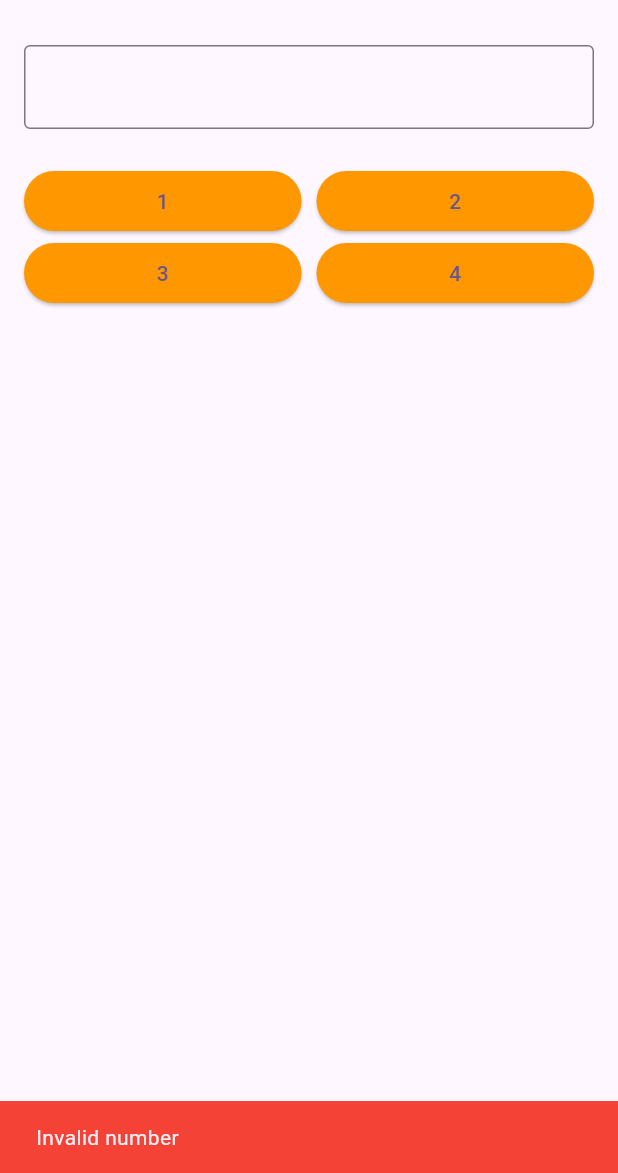
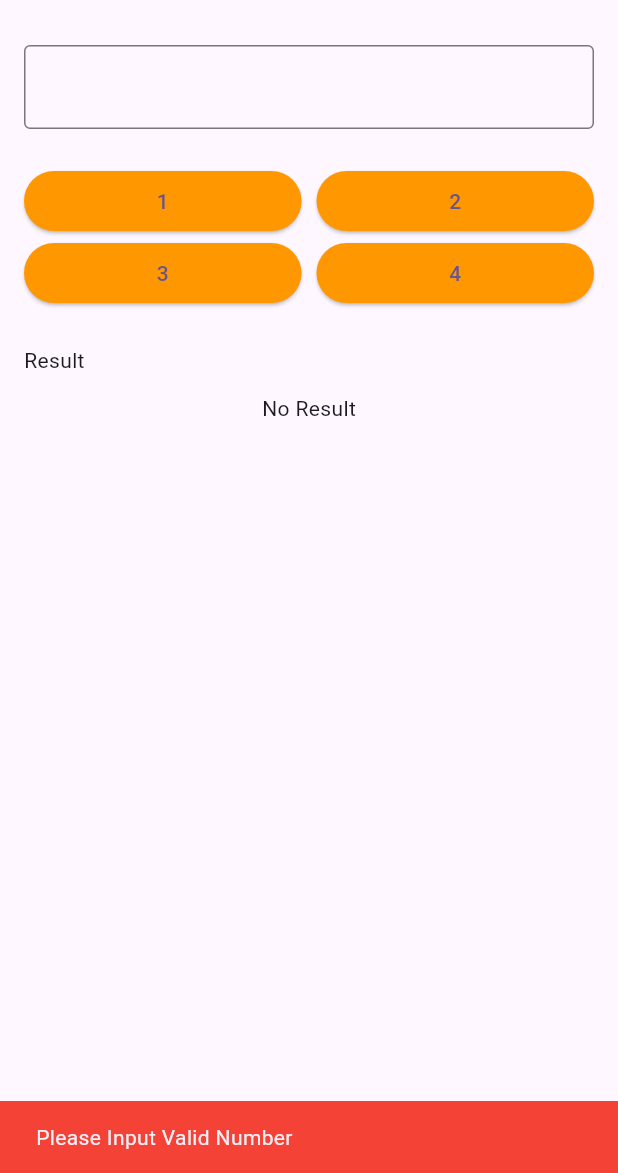
Before and after one commit to Thoriq-ha/number_series, a Flutter app: the screen it shows after launch, after a tap on an icon or button, on a phone screen of 412 x 824 dp, the part 63-1236 px from its top. Run offline on Flutter 3.47's test engine with Material 3 defaults, Android fonts, the phone set to English and light mode, and no system bars; our stand-ins replace bloc, equatable, flutter_bloc, get_it.

Commit message:
fix(number_series): Fix error message and add unfocused Number

```diff
--- a/lib/features/number_series/presentation/bloc/number_series_bloc.dart
+++ b/lib/features/number_series/presentation/bloc/number_series_bloc.dart
@@ -11,7 +11,7 @@ class NumberSeriesBloc extends Bloc<NumberSeriesEvent, NumberSeriesState> {
       emit(NumberSeriesLoading());
       int? number = int.tryParse(event.numberString);
       if (number == null) {
-        emit(const NumberSeriesError("Invalid number"));
+        emit(const NumberSeriesError("Please Input Valid Number"));
         return;
       }
       List<String> numberSeries =
@@ -22,7 +22,7 @@ class NumberSeriesBloc extends Bloc<NumberSeriesEvent, NumberSeriesState> {
       emit(NumberSeriesLoading());
       int? number = int.tryParse(event.numberString);
       if (number == null) {
-        emit(const NumberSeriesError("Invalid number"));
+        emit(const NumberSeriesError("Please Input Valid Number"));
         return;
       }
       List<String> numberSeries = [];
@@ -43,7 +43,7 @@ class NumberSeriesBloc extends Bloc<NumberSeriesEvent, NumberSeriesState> {
       emit(NumberSeriesLoading());
       int? number = int.tryParse(event.numberString);
       if (number == null) {
-        emit(const NumberSeriesError("Invalid number"));
+        emit(const NumberSeriesError("Please Input Valid Number"));
         return;
       }
       List<String> numberSeries = [];
@@ -59,7 +59,7 @@ class NumberSeriesBloc extends Bloc<NumberSeriesEvent, NumberSeriesState> {
       emit(NumberSeriesLoading());
       int? number = int.tryParse(event.numberString);
       if (number == null) {
-        emit(const NumberSeriesError("Invalid number"));
+        emit(const NumberSeriesError("Please Input Valid Number"));
         return;
       }
       List<String> numberSeries = [];
--- a/lib/features/number_series/presentation/pages/number_series_page.dart
+++ b/lib/features/number_series/presentation/pages/number_series_page.dart
@@ -47,6 +47,8 @@ class NumberSeriesPage extends StatelessWidget {
                         title: "1",
                         nNumberController: nNumberController,
                         onPressed: () {
+                          FocusScope.of(context).unfocus();
+                          FocusScope.of(context).unfocus();
                           sl<NumberSeriesBloc>().add(
                               NumberSeriesEventSubmitType1(
                                   nNumberController.text));
@@ -57,6 +59,7 @@ class NumberSeriesPage extends StatelessWidget {
                         title: "2",
                         nNumberController: nNumberController,
                         onPressed: () {
+                          FocusScope.of(context).unfocus();
                           sl<NumberSeriesBloc>().add(
                               NumberSeriesEventSubmitType2(
                                   nNumberController.text));
@@ -70,6 +73,7 @@ class NumberSeriesPage extends StatelessWidget {
                         title: "3",
                         nNumberController: nNumberController,
                         onPressed: () {
+                          FocusScope.of(context).unfocus();
                           sl<NumberSeriesBloc>().add(
                               NumberSeriesEventSubmitType3(
                                   nNumberController.text));
@@ -80,6 +84,7 @@ class NumberSeriesPage extends StatelessWidget {
                         title: "4",
                         nNumberController: nNumberController,
                         onPressed: () {
+                          FocusScope.of(context).unfocus();
                           sl<NumberSeriesBloc>().add(
                               NumberSeriesEventSubmitType4(
                                   nNumberController.text));
@@ -90,6 +95,10 @@ class NumberSeriesPage extends StatelessWidget {
                 ],
               ),
               const SizedBox(height: 24),
+              const Row(
+                children: [Text("Result")],
+              ),
+              const SizedBox(height: 12),
               BlocBuilder<NumberSeriesBloc, NumberSeriesState>(
                 bloc: sl<NumberSeriesBloc>(),
                 builder: (context, state) {
@@ -111,7 +120,9 @@ class NumberSeriesPage extends StatelessWidget {
                       ),
                     );
                   } else {
-                    return Container();
+                    return Container(
+                      child: const Text("No Result"),
+                    );
                   }
                 },
               ),
```
